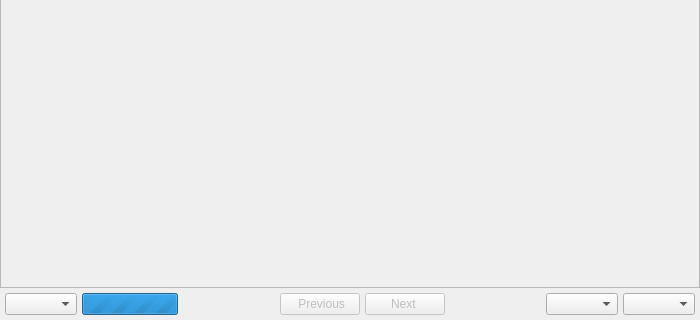
The window that images_viewer/images_viewer_dialog.ui (Dewberry/images_viewer) describes before a commit, drawn with Qt 5; both pictures show x 0 to 700 and y 380 to 700 of the 700 by 700 pixel window.
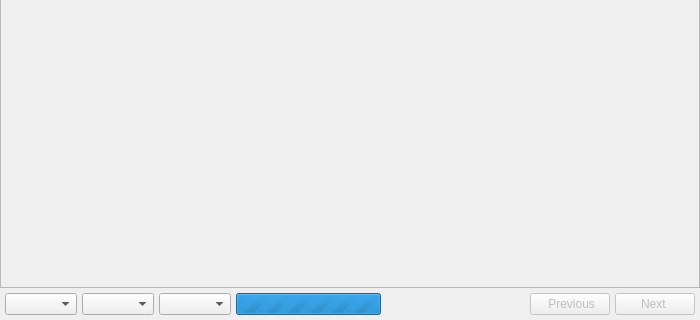
The same window after the commit. Icons and pictures are not drawn. Custom widgets are drawn as their Qt base class.

Commit message: Fix status bar position

```diff
--- a/images_viewer/images_viewer_dialog.ui
+++ b/images_viewer/images_viewer_dialog.ui
@@ -69,6 +69,20 @@
                         <widget class="QComboBox" name="featuresFilterComboBox">
                         </widget>
                     </item>
+                    <item>
+                        <widget class="QComboBox" name="relationComboBox">
+                            <property name="toolTip">
+                                <string>Select relationship</string>
+                            </property>
+                        </widget>
+                    </item>
+                    <item>
+                        <widget class="QgsFieldComboBox" name="fieldComboBox">
+                            <property name="toolTip">
+                                <string>Select field containing image data or url</string>
+                            </property>
+                        </widget>
+                    </item>
                     <item>
                         <widget class="QProgressBar" name="busyBar">
                             <property name="minimum">
@@ -157,36 +171,6 @@
                             </item>
                         </layout>
                     </item>
-                    <item>
-                        <spacer name="bottomBarSpacerRight">
-                            <property name="orientation">
-                                <enum>Qt::Horizontal</enum>
-                            </property>
-                            <property name="sizeType">
-                                <enum>QSizePolicy::Expanding</enum>
-                            </property>
-                            <property name="sizeHint" stdset="0">
-                                <size>
-                                    <width>1</width>
-                                    <height>1</height>
-                                </size>
-                            </property>
-                        </spacer>
-                    </item>
-                    <item>
-                        <widget class="QComboBox" name="relationComboBox">
-                            <property name="toolTip">
-                                <string>Select relationship</string>
-                            </property>
-                        </widget>
-                    </item>
-                    <item>
-                        <widget class="QgsFieldComboBox" name="fieldComboBox">
-                            <property name="toolTip">
-                                <string>Select field containing image data or url</string>
-                            </property>
-                        </widget>
-                    </item>
                 </layout>
             </item>
         </layout>
```
Left out of the diff: 8 changed lines with no effect on the pictures. The commit also changes 1 other file.
